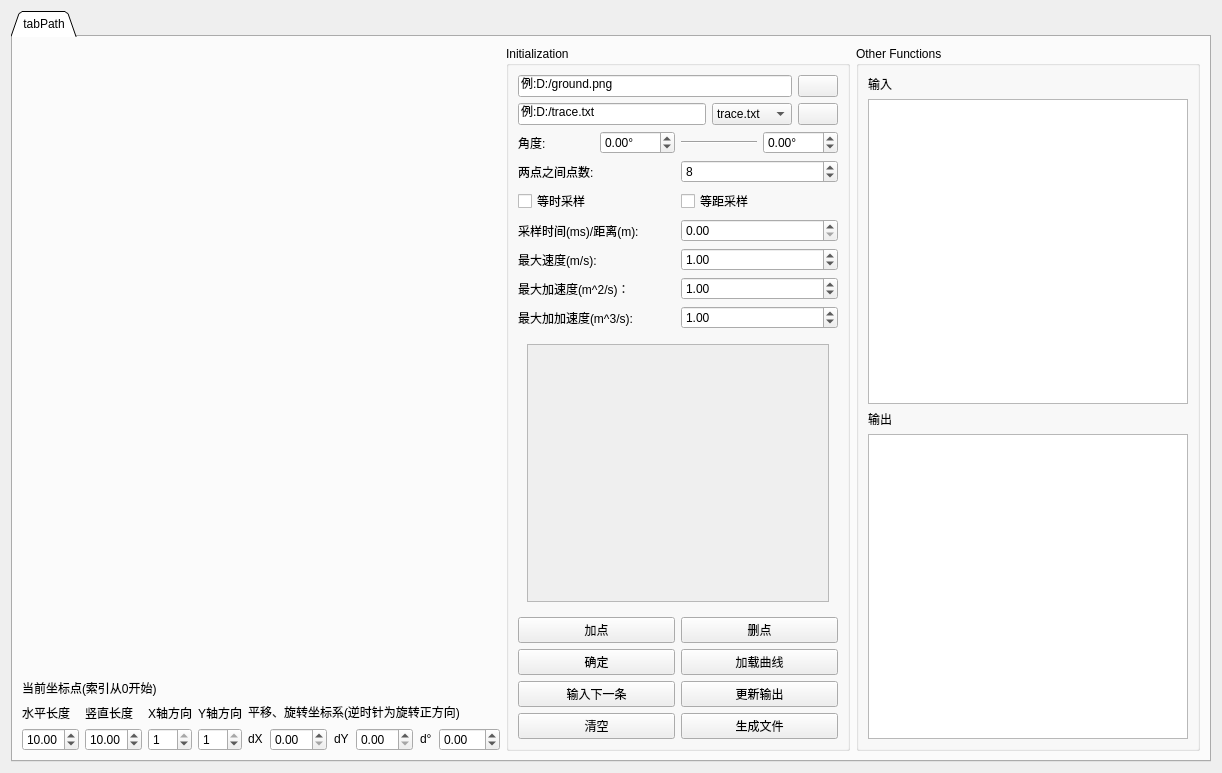
First picture: the form in pages/pagepath.ui, repository BUPT-RobotTeam/ToolBox, before the edit.
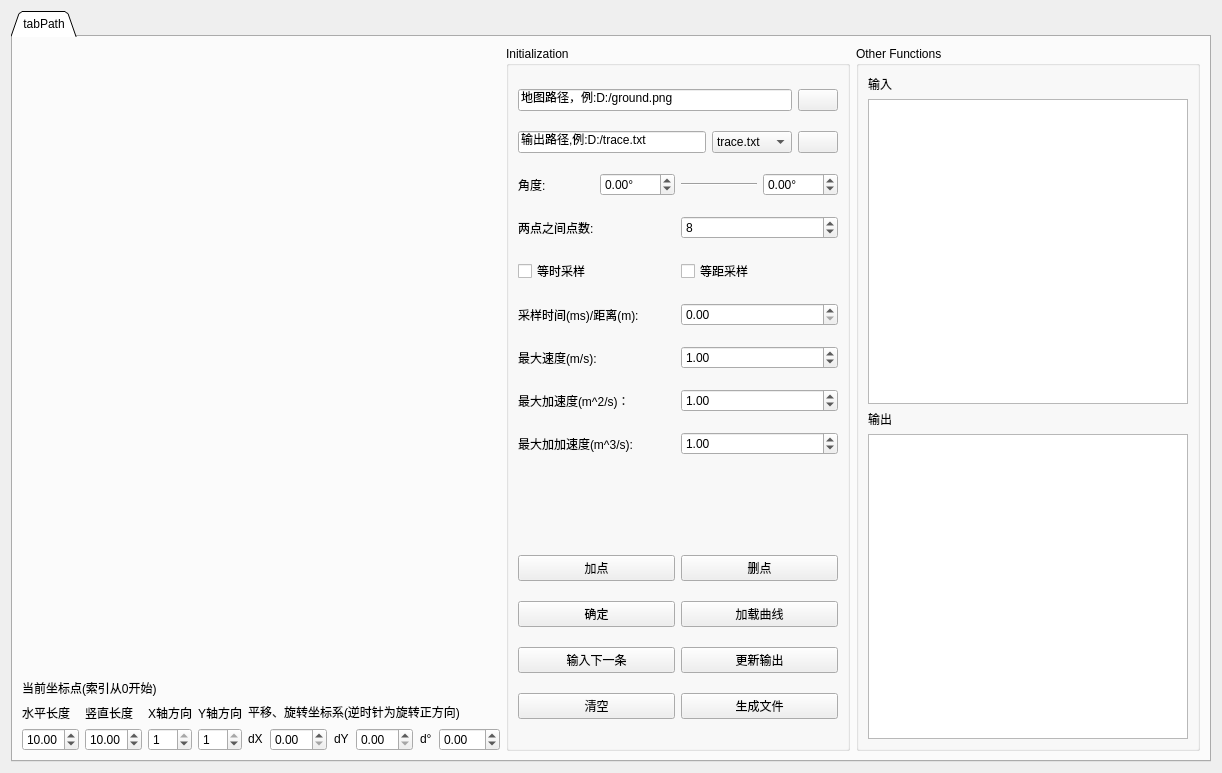
Second picture: the form after the edit. Icons and pictures are not drawn.

Commit message:
feature: use data in inputTable to generate trajectory
删除了一些弃用的变量和ui组件

What changed in the file:
```diff
--- a/pages/pagepath.ui
+++ b/pages/pagepath.ui
@@ -387,7 +387,7 @@
             <item>
              <widget class="QLineEdit" name="Edit_img_location">
               <property name="text">
-               <string>例:D:/ground.png</string>
+               <string>地图路径，例:D:/ground.png</string>
               </property>
               <property name="readOnly">
                <bool>true</bool>
@@ -412,7 +412,7 @@
             <item>
              <widget class="QLineEdit" name="Edit_file_location">
               <property name="text">
-               <string>例:D:/trace.txt</string>
+               <string>输出路径,例:D:/trace.txt</string>
               </property>
               <property name="readOnly">
                <bool>true</bool>
@@ -631,63 +631,20 @@
            </layout>
           </item>
           <item>
-           <widget class="QWidget" name="point_area_2" native="true">
-            <property name="sizePolicy">
-             <sizepolicy hsizetype="Expanding" vsizetype="Preferred">
-              <horstretch>0</horstretch>
-              <verstretch>0</verstretch>
-             </sizepolicy>
+           <spacer name="verticalSpacer_2">
+            <property name="orientation">
+             <enum>Qt::Vertical</enum>
             </property>
-            <layout class="QVBoxLayout" name="point_area">
-             <item>
-              <widget class="QScrollArea" name="scrollArea">
-               <property name="sizePolicy">
-                <sizepolicy hsizetype="Expanding" vsizetype="Expanding">
-                 <horstretch>0</horstretch>
-                 <verstretch>0</verstretch>
-                </sizepolicy>
-               </property>
-               <property name="widgetResizable">
-                <bool>true</bool>
-               </property>
-               <widget class="QWidget" name="widget">
-                <property name="geometry">
-                 <rect>
-                  <x>0</x>
-                  <y>0</y>
-                  <width>265</width>
-                  <height>180</height>
-                 </rect>
-                </property>
-                <property name="sizePolicy">
-                 <sizepolicy hsizetype="Expanding" vsizetype="Preferred">
-                  <horstretch>0</horstretch>
-                  <verstretch>0</verstretch>
-                 </sizepolicy>
-                </property>
-                <widget class="QWidget" name="verticalLayoutWidget">
-                 <property name="geometry">
-                  <rect>
-                   <x>0</x>
-                   <y>0</y>
-                   <width>231</width>
-                   <height>80</height>
-                  </rect>
-                 </property>
-                 <layout class="QVBoxLayout" name="point_area_3">
-                  <property name="spacing">
-                   <number>6</number>
-                  </property>
-                  <property name="sizeConstraint">
-                   <enum>QLayout::SetMinimumSize</enum>
-                  </property>
-                 </layout>
-                </widget>
-               </widget>
-              </widget>
-             </item>
-            </layout>
-           </widget>
+            <property name="sizeType">
+             <enum>QSizePolicy::Preferred</enum>
+            </property>
+            <property name="sizeHint" stdset="0">
+             <size>
+              <width>20</width>
+              <height>80</height>
+             </size>
+            </property>
+           </spacer>
           </item>
           <item>
            <layout class="QHBoxLayout" name="horizontalLayout_26">
```
Left out of the diff: 3 changed lines with no effect on the pictures. The commit also changes 2 other files.
